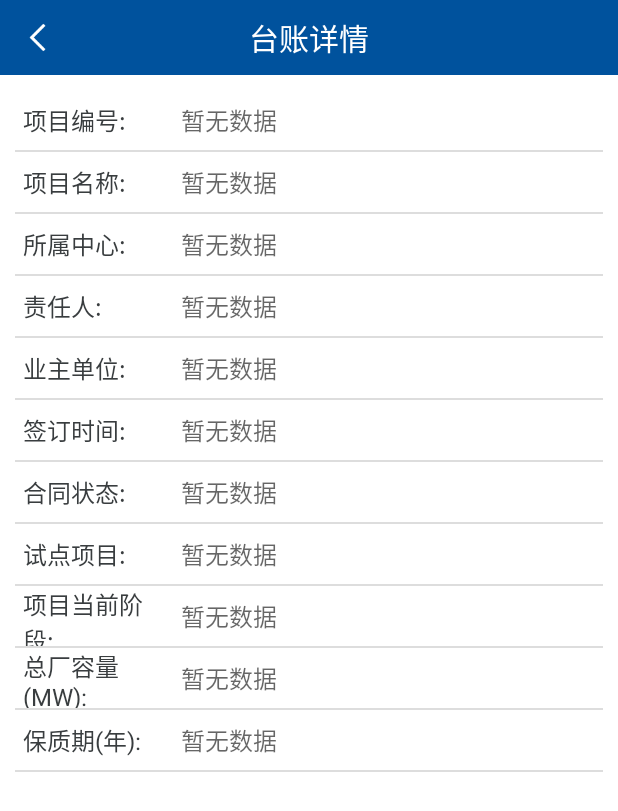
After one commit to cd-hxqh/MingYang_object, an Android app: the Udpro_DetailActivity screen opened directly, with no data from a screen before it, on a phone screen of 412 x 824 dp. The commit adds this screen. Shown: the top 811 px of the screen. Run offline under Robolectric (Android 15) with nearby library versions, the phone set to English and light mode, and no system bars; 1 statement that could not run was skipped.

Commit message:
项目台账详情

```diff
--- a/app/src/main/AndroidManifest.xml
+++ b/app/src/main/AndroidManifest.xml
@@ -52,6 +52,10 @@
             android:name=".ui.activity.Udpro_ListActivity"
             android:label="@string/udrro_text"
             ></activity>
+        <activity
+            android:name=".ui.activity.Udpro_DetailActivity"
+            android:label="@string/udpro_detail_text"
+            ></activity>
     </application>
 
 </manifest>
--- /dev/null
+++ b/app/src/main/java/com/example/admin/mingyang_object/ui/activity/Udpro_DetailActivity.java
@@ -0,0 +1,126 @@
+package com.example.admin.mingyang_object.ui.activity;
+
+import android.content.Intent;
+import android.os.Bundle;
+import android.view.LayoutInflater;
+import android.view.MotionEvent;
+import android.view.View;
+import android.view.ViewGroup;
+import android.widget.ImageView;
+import android.widget.LinearLayout;
+import android.widget.PopupWindow;
+import android.widget.TextView;
+
+import com.example.admin.mingyang_object.R;
+import com.example.admin.mingyang_object.model.Udpro;
+
+
+/**
+ * 项目台账
+ */
+public class Udpro_DetailActivity extends BaseActivity {
+    private static String TAG = "Udpro_DetailActivity";
+
+    /**
+     * 返回按钮
+     */
+    private ImageView backImageView;
+    /**
+     * 标题
+     */
+    private TextView titleTextView;
+
+    /**
+     * 菜单
+     */
+    private ImageView menuImageView;
+
+
+    /**
+     * 界面信息*
+     */
+    private TextView pronumText; //项目编号
+
+    private TextView prDescText; //项目名称
+
+    private TextView branchText; //所属中心
+
+    private TextView responsText; //责任人
+
+    private TextView ownerText; //业主单位
+
+    private TextView signdateText; //签订时间
+
+    private TextView contractstatusText; //合同状态
+
+    private TextView testproText; //试点项目？
+
+    private TextView prostageText; //项目当前阶段
+
+    private TextView capacityText; //总厂容量
+
+    private TextView periodText; //质保期
+
+    private Udpro udpro;
+
+
+    @Override
+    protected void onCreate(Bundle savedInstanceState) {
+        super.onCreate(savedInstanceState);
+        setContentView(R.layout.activity_udpro_details);
+        geiIntentData();
+        findViewById();
+        initView();
+    }
+
+    private void geiIntentData() {
+        udpro = (Udpro) getIntent().getParcelableExtra("udpro");
+    }
+
+    @Override
+    protected void findViewById() {
+        backImageView = (ImageView) findViewById(R.id.title_back_id);
+        titleTextView = (TextView) findViewById(R.id.title_name);
+
+        pronumText = (TextView) findViewById(R.id.pronum_text_id);
+        prDescText = (TextView) findViewById(R.id.prdesc_text_id);
+        branchText = (TextView) findViewById(R.id.branch_text_id);
+        responsText = (TextView) findViewById(R.id.respons_text_id);
+        ownerText = (TextView) findViewById(R.id.owner_text_id);
+        signdateText = (TextView) findViewById(R.id.signdate_text＿);
+        contractstatusText = (TextView) findViewById(R.id.contractstatus_text_id);
+        testproText = (TextView) findViewById(R.id.testpro_text_id);
+        prostageText = (TextView) findViewById(R.id.prostage_text_id);
+        capacityText = (TextView) findViewById(R.id.capacity_text_id);
+        periodText = (TextView) findViewById(R.id.period_text_id);
+
+        if (udpro != null) {
+            pronumText.setText(udpro.pronum);
+            prDescText.setText(udpro.description);
+            branchText.setText(udpro.branch);
+            responsText.setText(udpro.respons);
+            ownerText.setText(udpro.owner);
+            signdateText.setText(udpro.signdate);
+            contractstatusText.setText(udpro.contractstatus);
+//            testproText.setText(udpro.t);
+            prostageText.setText(udpro.prostage);
+            capacityText.setText(udpro.capacity);
+            periodText.setText(udpro.period);
+        }
+    }
+
+    @Override
+    protected void initView() {
+        backImageView.setOnClickListener(backImageViewOnClickListener);
+        titleTextView.setText(getString(R.string.udpro_detail_text));
+    }
+
+    private View.OnClickListener backImageViewOnClickListener = new View.OnClickListener() {
+        @Override
+        public void onClick(View v) {
+            finish();
+        }
+    };
+
+
+}
--- a/app/src/main/java/com/example/admin/mingyang_object/ui/activity/Udpro_ListActivity.java
+++ b/app/src/main/java/com/example/admin/mingyang_object/ui/activity/Udpro_ListActivity.java
@@ -102,7 +102,7 @@ public class Udpro_ListActivity extends BaseActivity {
         // 注册上拉监听事件
         refreshUtils.setOnLoadListener(new RefreshUtils.OnLoadListener() {
             public void onLoad() {
-                Log.i(TAG,"this is onLoad");
+                Log.i(TAG, "this is onLoad");
                 page++;
                 getData(searchText);
             }
@@ -112,7 +112,7 @@ public class Udpro_ListActivity extends BaseActivity {
         refreshUtils.setOnRefreshListener(new RefreshUtils.OnRefreshListener() {
             @Override
             public void onRefresh() {
-                Log.i(TAG,"this is refresh");
+                Log.i(TAG, "this is refresh");
                 page = 1;
                 udproAdapter.removeAll(items);
                 items = new ArrayList<Udpro>();
@@ -154,6 +154,7 @@ public class Udpro_ListActivity extends BaseActivity {
                             items.add(item.get(i));
                         }
                     }
+                    nodatalayout.setVisibility(View.GONE);
                     refreshUtils.setRefreshing(false);
                     initAdapter(items);
                 }
@@ -204,11 +205,11 @@ public class Udpro_ListActivity extends BaseActivity {
         udproAdapter.setOnRecyclerViewItemClickListener(new BaseQuickAdapter.OnRecyclerViewItemClickListener() {
             @Override
             public void onItemClick(View view, int position) {
-//                Intent intent = new Intent(Udpro_ListActivity.this, InventoryActivity.class);
-//                Bundle bundle = new Bundle();
-//                bundle.putParcelable("inventory", list.get(position));
-//                intent.putExtras(bundle);
-//                getActivity().startActivity(intent);
+                Intent intent = new Intent(Udpro_ListActivity.this, Udpro_DetailActivity.class);
+                Bundle bundle = new Bundle();
+                bundle.putParcelable("udpro", list.get(position));
+                intent.putExtras(bundle);
+                startActivityForResult(intent, 0);
             }
         });
     }
--- /dev/null
+++ b/app/src/main/res/layout/activity_udpro_details.xml
@@ -0,0 +1,345 @@
+<LinearLayout xmlns:android="http://schemas.android.com/apk/res/android"
+    xmlns:tools="http://schemas.android.com/tools"
+    android:layout_width="match_parent"
+    android:layout_height="match_parent"
+    android:background="@color/white"
+    android:orientation="vertical">
+
+    <include layout="@layout/title_main"></include>
+
+    <LinearLayout
+        android:layout_width="match_parent"
+        android:layout_height="match_parent"
+        android:orientation="vertical"
+        android:padding="@dimen/dimens_10">
+
+        <LinearLayout
+            android:layout_width="match_parent"
+            android:layout_height="@dimen/dimen_40dp"
+            android:layout_marginLeft="@dimen/dimen_5"
+            android:gravity="center_vertical"
+            android:orientation="horizontal">
+
+            <TextView
+                android:layout_width="100dp"
+                android:layout_height="wrap_content"
+                android:text="@string/pronum_text"
+                android:textColor="@color/light_black"
+                android:textSize="@dimen/dimens_16dp" />
+
+            <TextView
+                android:id="@+id/pronum_text_id"
+                android:layout_width="wrap_content"
+                android:layout_height="wrap_content"
+                android:layout_marginLeft="@dimen/dimen_5"
+                android:hint="@string/have_not_data"
+                android:textColor="@color/light_black"
+                android:textSize="@dimen/dimens_16dp" />
+        </LinearLayout>
+
+        <View
+            android:id="@+id/view_1_id"
+            android:layout_width="fill_parent"
+            android:layout_height="1dp"
+            android:layout_below="@+id/num_linearlayout_id"
+            android:background="@mipmap/line"></View>
+
+        <LinearLayout
+            android:layout_width="match_parent"
+            android:layout_height="@dimen/dimen_40dp"
+            android:layout_marginLeft="@dimen/dimen_5"
+            android:gravity="center_vertical"
+            android:orientation="horizontal">
+
+            <TextView
+                android:layout_width="100dp"
+                android:layout_height="wrap_content"
+                android:text="@string/prdesc_text"
+                android:textColor="@color/light_black"
+                android:textSize="@dimen/dimens_16dp" />
+
+            <TextView
+                android:id="@+id/prdesc_text_id"
+                android:layout_width="wrap_content"
+                android:layout_height="wrap_content"
+                android:layout_marginLeft="@dimen/dimen_5"
+                android:hint="@string/have_not_data"
+                android:textColor="@color/light_black"
+                android:textSize="@dimen/dimens_16dp" />
+        </LinearLayout>
+
+        <View
+            android:layout_width="fill_parent"
+            android:layout_height="1dp"
+            android:background="@mipmap/line"></View>
+
+        <LinearLayout
+            android:layout_width="match_parent"
+            android:layout_height="@dimen/dimen_40dp"
+            android:layout_marginLeft="@dimen/dimen_5"
+            android:gravity="center_vertical"
+            android:orientation="horizontal">
+
+            <TextView
+                android:layout_width="100dp"
+                android:layout_height="wrap_content"
+                android:text="@string/branch_text"
+                android:textColor="@color/light_black"
+                android:textSize="@dimen/dimens_16dp" />
+
+            <TextView
+                android:id="@+id/branch_text_id"
+                android:layout_width="wrap_content"
+                android:layout_height="wrap_content"
+                android:layout_marginLeft="@dimen/dimen_5"
+                android:layout_toRightOf="@+id/item_num_title"
+                android:hint="@string/have_not_data"
+                android:textColor="@color/light_black"
+                android:textSize="@dimen/dimens_16dp" />
+        </LinearLayout>
+
+        <View
+            android:layout_width="fill_parent"
+            android:layout_height="1dp"
+            android:background="@mipmap/line"></View>
+
+        <LinearLayout
+            android:layout_width="match_parent"
+            android:layout_height="@dimen/dimen_40dp"
+            android:layout_marginLeft="@dimen/dimen_5"
+            android:gravity="center_vertical"
+            android:orientation="horizontal">
+
+            <TextView
+                android:id="@+id/inventory_location_name_title"
+                android:layout_width="100dp"
+                android:layout_height="wrap_content"
+                android:text="@string/respons_text"
+                android:textColor="@color/light_black"
+                android:textSize="@dimen/dimens_16dp" />
+
+            <TextView
+                android:id="@+id/respons_text_id"
+                android:layout_width="wrap_content"
+                android:layout_height="wrap_content"
+                android:layout_marginLeft="@dimen/dimen_5"
+                android:hint="@string/have_not_data"
+                android:textColor="@color/light_black"
+                android:textSize="@dimen/dimens_16dp" />
+        </LinearLayout>
+
+        <View
+            android:layout_width="fill_parent"
+            android:layout_height="1dp"
+            android:background="@mipmap/line"></View>
+
+        <LinearLayout
+            android:layout_width="match_parent"
+            android:layout_height="@dimen/dimen_40dp"
+            android:layout_marginLeft="@dimen/dimen_5"
+            android:gravity="center_vertical"
+            android:orientation="horizontal">
+
+            <TextView
+                android:layout_width="100dp"
+                android:layout_height="wrap_content"
+                android:text="@string/owner_text"
+                android:textColor="@color/light_black"
+                android:textSize="@dimen/dimens_16dp" />
+
+            <TextView
+                android:id="@+id/owner_text_id"
+                android:layout_width="wrap_content"
+                android:layout_height="wrap_content"
+                android:layout_marginLeft="@dimen/dimen_5"
+                android:hint="@string/have_not_data"
+                android:textColor="@color/light_black"
+                android:textSize="@dimen/dimens_16dp" />
+        </LinearLayout>
+
+        <View
+            android:layout_width="fill_parent"
+            android:layout_height="1dp"
+            android:background="@mipmap/line"></View>
+
+
+        <LinearLayout
+            android:layout_width="match_parent"
+            android:layout_height="@dimen/dimen_40dp"
+            android:layout_marginLeft="@dimen/dimen_5"
+            android:gravity="center_vertical"
+            android:orientation="horizontal">
+
+            <TextView
+                android:layout_width="100dp"
+                android:layout_height="wrap_content"
+                android:text="@string/signdate_text"
+                android:textColor="@color/light_black"
+                android:textSize="@dimen/dimens_16dp" />
+
+            <TextView
+                android:id="@+id/signdate_text＿"
+                android:layout_width="wrap_content"
+                android:layout_height="wrap_content"
+                android:layout_marginLeft="@dimen/dimen_5"
+                android:hint="@string/have_not_data"
+                android:textColor="@color/light_black"
+                android:textSize="@dimen/dimens_16dp" />
+        </LinearLayout>
+
+        <View
+            android:layout_width="fill_parent"
+            android:layout_height="1dp"
+            android:background="@mipmap/line"></View>
+
+
+        <LinearLayout
+            android:layout_width="match_parent"
+            android:layout_height="@dimen/dimen_40dp"
+            android:layout_marginLeft="@dimen/dimen_5"
+            android:gravity="center_vertical"
+            android:orientation="horizontal">
+
+            <TextView
+                android:id="@+id/inventory_curbaltotal_title"
+                android:layout_width="100dp"
+                android:layout_height="wrap_content"
+                android:text="@string/contractstatus_text"
+                android:textColor="@color/light_black"
+                android:textSize="@dimen/dimens_16dp" />
+
+            <TextView
+                android:id="@+id/contractstatus_text_id"
+                android:layout_width="wrap_content"
+                android:layout_height="wrap_content"
+                android:layout_marginLeft="@dimen/dimen_5"
+                android:hint="@string/have_not_data"
+                android:textColor="@color/light_black"
+                android:textSize="@dimen/dimens_16dp" />
+        </LinearLayout>
+
+        <View
+            android:layout_width="fill_parent"
+            android:layout_height="1dp"
+            android:background="@mipmap/line"></View>
+
+        <LinearLayout
+            android:layout_width="match_parent"
+            android:layout_height="@dimen/dimen_40dp"
+            android:layout_marginLeft="@dimen/dimen_5"
+            android:gravity="center_vertical"
+            android:orientation="horizontal">
+
+            <TextView
+                android:layout_width="100dp"
+                android:layout_height="wrap_content"
+                android:text="@string/testpro_text"
+                android:textColor="@color/light_black"
+                android:textSize="@dimen/dimens_16dp" />
+
+            <TextView
+                android:id="@+id/testpro_text_id"
+                android:layout_width="wrap_content"
+                android:layout_height="wrap_content"
+                android:layout_marginLeft="@dimen/dimen_5"
+                android:hint="@string/have_not_data"
+                android:textColor="@color/light_black"
+                android:textSize="@dimen/dimens_16dp" />
+        </LinearLayout>
+
+        <View
+            android:layout_width="fill_parent"
+            android:layout_height="1dp"
+            android:background="@mipmap/line"></View>
+
+        <LinearLayout
+            android:layout_width="match_parent"
+            android:layout_height="@dimen/dimen_40dp"
+            android:layout_marginLeft="@dimen/dimen_5"
+            android:gravity="center_vertical"
+            android:orientation="horizontal">
+
+            <TextView
+                android:layout_width="100dp"
+                android:layout_height="wrap_content"
+                android:text="@string/prostage_text"
+                android:textColor="@color/light_black"
+                android:textSize="@dimen/dimens_16dp" />
+
+            <TextView
+                android:id="@+id/prostage_text_id"
+                android:layout_width="wrap_content"
+                android:layout_height="wrap_content"
+                android:layout_marginLeft="@dimen/dimen_5"
+                android:hint="@string/have_not_data"
+                android:textColor="@color/light_black"
+                android:textSize="@dimen/dimens_16dp" />
+        </LinearLayout>
+
+        <View
+            android:layout_width="fill_parent"
+            android:layout_height="1dp"
+            android:background="@mipmap/line"></View>
+
+        <LinearLayout
+            android:layout_width="match_parent"
+            android:layout_height="@dimen/dimen_40dp"
+            android:layout_marginLeft="@dimen/dimen_5"
+            android:gravity="center_vertical"
+            android:orientation="horizontal">
+
+            <TextView
+                android:layout_width="100dp"
+                android:layout_height="wrap_content"
+                android:text="@string/capacity_text"
+                android:textColor="@color/light_black"
+                android:textSize="@dimen/dimens_16dp" />
+
+            <TextView
+                android:id="@+id/capacity_text_id"
+                android:layout_width="wrap_content"
+                android:layout_height="wrap_content"
+                android:layout_marginLeft="@dimen/dimen_5"
+                android:hint="@string/have_not_data"
+                android:textColor="@color/light_black"
+                android:textSize="@dimen/dimens_16dp" />
+        </LinearLayout>
+
+        <View
+            android:layout_width="fill_parent"
+            android:layout_height="1dp"
+            android:background="@mipmap/line"></View>
+
+        <LinearLayout
+            android:layout_width="match_parent"
+            android:layout_height="@dimen/dimen_40dp"
+            android:layout_marginLeft="@dimen/dimen_5"
+            android:gravity="center_vertical"
+            android:orientation="horizontal">
+
+            <TextView
+                android:layout_width="100dp"
+                android:layout_height="wrap_content"
+                android:text="@string/period_text"
+                android:textColor="@color/light_black"
+                android:textSize="@dimen/dimens_16dp" />
+
+            <TextView
+                android:id="@+id/period_text_id"
+                android:layout_width="wrap_content"
+                android:layout_height="wrap_content"
+                android:layout_marginLeft="@dimen/dimen_5"
+                android:hint="@string/have_not_data"
+                android:textColor="@color/light_black"
+                android:textSize="@dimen/dimens_16dp" />
+        </LinearLayout>
+
+        <View
+            android:layout_width="fill_parent"
+            android:layout_height="1dp"
+            android:background="@mipmap/line"></View>
+
+    </LinearLayout>
+
+
+</LinearLayout>
--- a/app/src/main/res/values/strings.xml
+++ b/app/src/main/res/values/strings.xml
@@ -72,6 +72,8 @@
     <string name="get_data_info_fail">获取信息失败</string>
     <string name="have_not_data_txt">暂无相关数据</string>
 
+    <string name="have_not_data">暂无数据</string>
+
 
     <!--正在加载中-->
     <string name="loading">正在加载中...</string>
@@ -94,8 +96,20 @@
     <string name="work_description">工单描述</string>
     <string name="work_list_search">搜索</string>
     <string name="work_describe">描述</string>
+
+    <!--项目台账-->
+    <string name="udpro_detail_text">台账详情</string>
     <string name="pronum_text">项目编号:</string>
-    <string name="prdesc_text">项目名称</string>
+    <string name="prdesc_text">项目名称:</string>
+    <string name="branch_text">所属中心:</string>
+    <string name="respons_text">责任人:</string>
+    <string name="owner_text">业主单位:</string>
+    <string name="signdate_text">签订时间:</string>
+    <string name="contractstatus_text">合同状态:</string>
+    <string name="testpro_text">试点项目:</string>
+    <string name="prostage_text">项目当前阶段:</string>
+    <string name="capacity_text">总厂容量(MW):</string>
+    <string name="period_text">保质期(年):</string>
 
 
 </resources>
```
Also changed, not shown: app/src/main/res/mipmap-hdpi/line.png (added).
